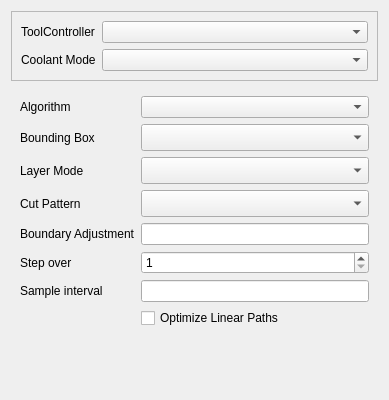
Qt form src/Mod/Path/Gui/Resources/panels/PageOpWaterlineEdit.ui (southseact-3d/fcd) before a commit.
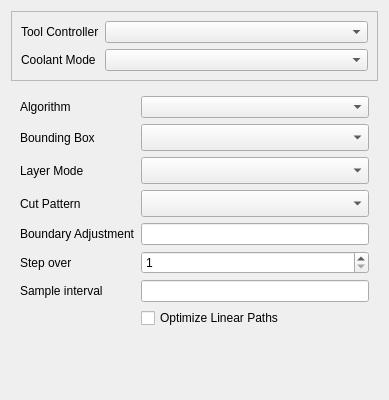
The same form after that commit. Custom widgets are drawn as their Qt base class.

Commit message: Path: 'ToolController' -> 'Tool Controller' in UI panels

Patch:
```diff
--- a/src/Mod/Path/Gui/Resources/panels/PageOpWaterlineEdit.ui
+++ b/src/Mod/Path/Gui/Resources/panels/PageOpWaterlineEdit.ui
@@ -26,7 +26,7 @@
       <item row="0" column="0">
        <widget class="QLabel" name="toolController_label">
         <property name="text">
-         <string>ToolController</string>
+         <string>Tool Controller</string>
         </property>
        </widget>
       </item>
```
The commit also changes 8 other files.
